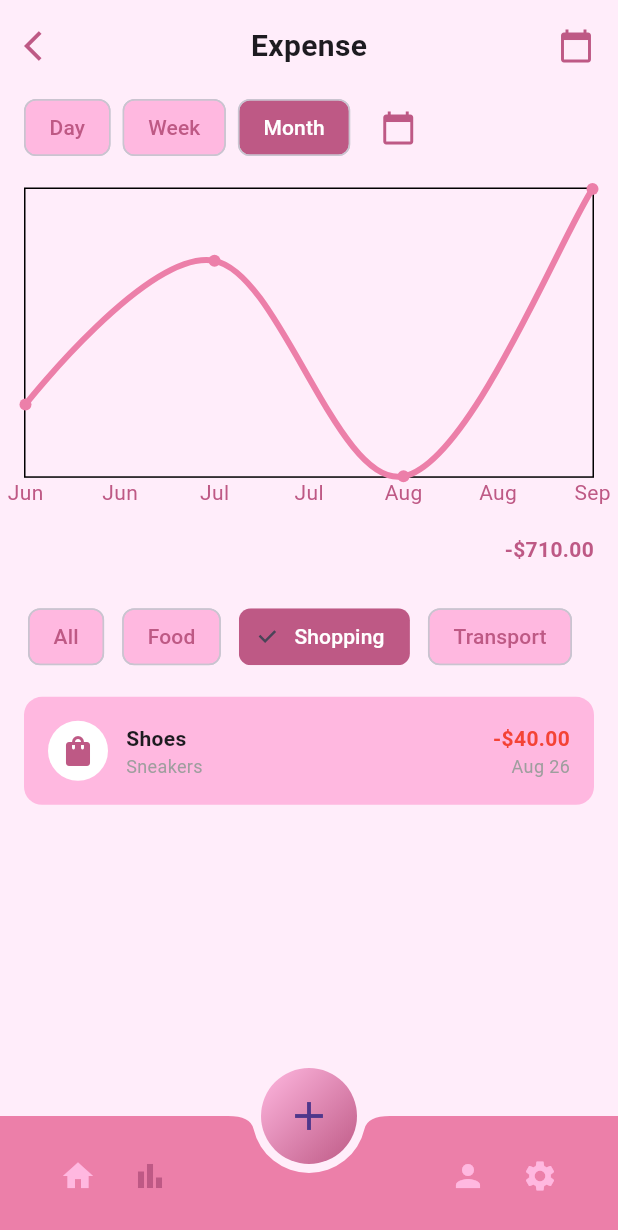
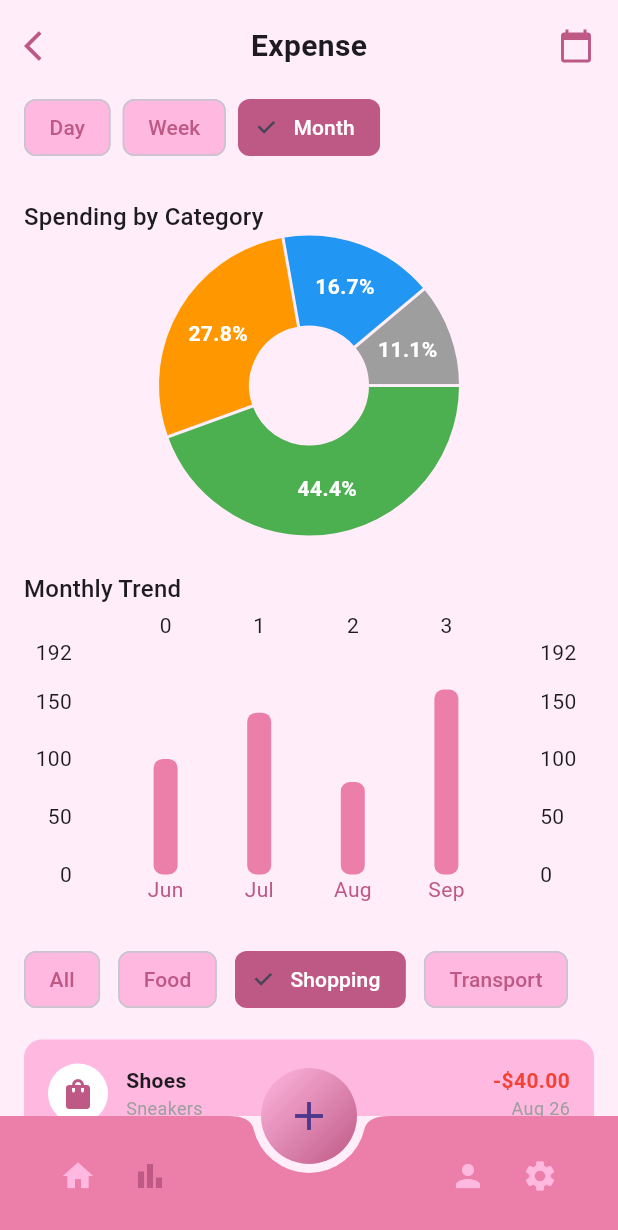
Before and after one commit to suvarnaks1/expancetracker, a Flutter app: the screen it shows once a user with an empty profile is signed in, item 2 of the bottom bar chosen, on a phone screen of 412 x 824 dp. Shown: the top 1230 px of the screen. Run offline on Flutter 3.47's test engine with Material 3 defaults, Android fonts, the phone set to English and light mode, and no system bars; drawn by our look-alikes of fl_chart; our stand-ins replace cloud_firestore, firebase_auth, firebase_core, firebase_storage, loader_overlay; accounts and stored records are empty.

Commit message:
8/07/2025

```diff
--- /dev/null
+++ b/lib/model/expance_model.dart
@@ -0,0 +1,36 @@
+import 'package:cloud_firestore/cloud_firestore.dart';
+
+class Expense {
+  final String id;
+  final double amount;
+  final String description;
+  final String category;
+  final DateTime date;
+
+  Expense({
+    required this.id,
+    required this.amount,
+    required this.description,
+    required this.category,
+    required this.date,
+  });
+
+  Map<String, dynamic> toMap() => {
+        'amount': amount,
+        'description': description,
+        'category': category,
+        'date': Timestamp.fromDate(date),
+        'createdAt': FieldValue.serverTimestamp(),
+      };
+
+  factory Expense.fromDoc(DocumentSnapshot doc) {
+    final d = doc.data() as Map<String, dynamic>;
+    return Expense(
+      id: doc.id,
+      amount: (d['amount'] as num).toDouble(),
+      description: d['description'] as String,
+      category: d['category'] as String,
+      date: (d['date'] as Timestamp).toDate(),
+    );
+  }
+}
--- a/lib/view/common/expance.dart
+++ b/lib/view/common/expance.dart
@@ -1,7 +1,6 @@
 import 'package:expance_tracker_app/resources/colors.dart';
 import 'package:flutter/material.dart';
 import 'package:fl_chart/fl_chart.dart';
-
 
 class ExpenseMonthView extends StatefulWidget {
   const ExpenseMonthView({super.key});
@@ -11,98 +10,80 @@ class ExpenseMonthView extends StatefulWidget {
 
 class _ExpenseMonthViewState extends State<ExpenseMonthView> {
   String activeTab = 'Shopping';
-  final List<String> tabs = ['All', 'Food', 'Shopping', 'Transport'];
+  final List<String> tabs = ['All', 'Food', 'Shopping', 'Transport',];
+
+  // Sample data (replace with your actual data)
+  final Map<String, double> categorySpending = {
+    'Food': 400,
+    'Shopping': 250,
+    'Transport': 150,
+    'Other': 100
+  };
+  final List<double> monthlyTotals = [100, 140, 80, 160];
+
+  int touchedPieIndex = -1;
+  int touchedBarIndex = -1;
 
   @override
   Widget build(BuildContext context) {
     return Scaffold(
       backgroundColor: AppColors.lightPink1,
-      body: SafeArea(
+      body: SingleChildScrollView(
+        child: SafeArea(
           child: Padding(
             padding: const EdgeInsets.all(16),
             child: Column(
+              crossAxisAlignment: CrossAxisAlignment.start,
               children: [
-              // Title row
+                // Header row
                 Row(
                   mainAxisAlignment: MainAxisAlignment.spaceBetween,
                   children: [
                     Icon(Icons.arrow_back_ios, color: AppColors.deepPink),
-                  const Text('Expense', style: TextStyle(fontSize: 20, fontWeight: FontWeight.bold)),
+                    const Text('Expense',
+                        style:
+                            TextStyle(fontSize: 20, fontWeight: FontWeight.bold)),
                     Icon(Icons.calendar_today, color: AppColors.deepPink),
                   ],
                 ),
                 const SizedBox(height: 16),
 
-              // Day/Week/Month chips + calendar icon properly added
+                // Time-range chips
                 Row(
-                children: [
-                  for (var label in ['Day', 'Week', 'Month'])
-                    Padding(
+                  children: ['Day', 'Week', 'Month']
+                      .map((label) => Padding(
                             padding: const EdgeInsets.only(right: 8),
-                      child: Chip(
-                        label: Text(
-                          label,
-                          style: TextStyle(color: label == 'Month' ? Colors.white : AppColors.deepPink),
+                            child: ChoiceChip(
+                              label: Text(label,
+                                  style: TextStyle(
+                                      color: label == 'Month'
+                                          ? Colors.white
+                                          : AppColors.deepPink)),
+                              selected: label == 'Month',
+                              selectedColor: AppColors.deepPink,
+                              backgroundColor: AppColors.lightPink2,
+                              onSelected: (_) {},
                             ),
-                        backgroundColor: label == 'Month' ? AppColors.deepPink : AppColors.lightPink2,
-                      ),
-                    ),
-                  // Properly add the calendar icon without wrong cast
-                  IconButton(
-                    icon: Icon(Icons.calendar_today, color: AppColors.deepPink),
-                    onPressed: () {},
-                  ),
-                ],
-              ),
-              const SizedBox(height: 16),
-
-              // Line chart
-              AspectRatio(
-                aspectRatio: 1.7,
-                child: LineChart(
-                  LineChartData(
-                    gridData: FlGridData(show: false),
-                    titlesData: FlTitlesData(
-                      bottomTitles: AxisTitles(
-                        sideTitles: SideTitles(
-                          showTitles: true,
-                          getTitlesWidget: (v, _) {
-                            const labels = ['Jun', 'Jul', 'Aug', 'Sep'];
-                            final idx = v.toInt().clamp(0, 3);
-                            return Text(labels[idx], style: TextStyle(color: AppColors.deepPink));
-                          },
-                          reservedSize: 30,
-                        ),
-                      ),
-                      leftTitles: AxisTitles(sideTitles: SideTitles(showTitles: false)),
-                      topTitles: AxisTitles(sideTitles: SideTitles(showTitles: false)),
-                      rightTitles: AxisTitles(sideTitles: SideTitles(showTitles: false)),
-                    ),
-                    lineBarsData: [
-                      LineChartBarData(
-                        spots: const [
-                          FlSpot(0, 100),
-                          FlSpot(1, 140),
-                          FlSpot(2, 80),
-                          FlSpot(3, 160),
-                        ],
-                        isCurved: true,
-                        color: AppColors.mediumPink,
-                        barWidth: 4,
-                        dotData: FlDotData(show: true),
-                      ),
-                    ],
-                  ),
-                ),
-              ),
-              const SizedBox(height: 8),
-              Align(
-                alignment: Alignment.centerRight,
-                child: Text('-\$710.00', style: TextStyle(color: AppColors.deepPink, fontWeight: FontWeight.bold)),
+                          ))
+                      .toList(),
                 ),
                 const SizedBox(height: 24),
 
-              // Category choice chips
+                // Pie chart
+                Text('Spending by Category',
+                    style: Theme.of(context).textTheme.titleMedium),
+          SizedBox(height: 200, child: buildPieChart()),
+
+                const SizedBox(height: 24),
+
+                // Bar chart
+                Text('Monthly Trend',
+                    style: Theme.of(context).textTheme.titleMedium),
+                SizedBox(height: 200, child: buildBarChart()),
+
+                const SizedBox(height: 24),
+
+                // Category chips
                 SingleChildScrollView(
                   scrollDirection: Axis.horizontal,
                   child: Row(
@@ -113,30 +94,128 @@ class _ExpenseMonthViewState extends State<ExpenseMonthView> {
                         child: ChoiceChip(
                           label: Text(tab),
                           selected: selected,
-                        onSelected: (_) => setState(() => activeTab = tab),
+                          onSelected: (_) =>
+                              setState(() => activeTab = tab),
                           selectedColor: AppColors.deepPink,
                           backgroundColor: AppColors.lightPink2,
-                        labelStyle: TextStyle(color: selected ? Colors.white : AppColors.deepPink),
+                          labelStyle: TextStyle(
+                              color:
+                                  selected ? Colors.white : AppColors.deepPink),
                         ),
                       );
                     }).toList(),
                   ),
                 ),
+
                 const SizedBox(height: 16),
 
-              // Single transaction card
+                // Example transaction card
                 _buildTransactionCard(
-                'Shoes', 'Sneakers', '-\$40.00', 'Aug 26',
-                AppColors.lightPink2, Icons.shopping_bag,
+                  'Shoes',
+                  'Sneakers',
+                  '-\$40.00',
+                  'Aug 26',
+                  AppColors.lightPink2,
+                  Icons.shopping_bag,
                 ),
               ],
+            ),
           ),
         ),
       ),
     );
   }
 
-  Widget _buildTransactionCard(String title, String subtitle, String amount, String date, Color bg, IconData icon) {
+  Widget buildPieChart() {
+    final total = categorySpending.values.fold<double>(0, (sum, e) => sum + e);
+    return PieChart(
+      PieChartData(
+        sectionsSpace: 2,
+        centerSpaceRadius: 40,
+        pieTouchData: PieTouchData(
+          touchCallback: (event, resp) {
+            setState(() {
+              touchedPieIndex = resp?.touchedSection?.touchedSectionIndex ?? -1;
+            });
+          },
+        ),
+        sections: List.generate(categorySpending.length, (i) {
+          final entry = categorySpending.entries.elementAt(i);
+          final isTouched = i == touchedPieIndex;
+          final value = entry.value;
+          final percent = (value / total * 100).toStringAsFixed(1);
+          return PieChartSectionData(
+            color: _getColorForCategory(entry.key),
+            value: value,
+            title: '$percent%',
+            radius: isTouched ? 70 : 60,
+            titleStyle: const TextStyle(
+                fontSize: 14, fontWeight: FontWeight.bold, color: Colors.white),
+          );
+        }),
+      ),
+    );
+  }
+
+  Widget buildBarChart() {
+    return BarChart(
+      BarChartData(
+        maxY: (monthlyTotals.reduce((a, b) => a > b ? a : b)) * 1.2,
+        barTouchData: BarTouchData(
+          touchCallback: (event, resp) {
+            setState(() {
+              touchedBarIndex = resp?.spot?.touchedBarGroupIndex ?? -1;
+            });
+          },
+        ),
+        titlesData: FlTitlesData(
+          bottomTitles: AxisTitles(
+            sideTitles: SideTitles(
+              showTitles: true,
+              getTitlesWidget: (value, _) {
+                const labels = ['Jun', 'Jul', 'Aug', 'Sep'];
+                final idx = value.toInt().clamp(0, labels.length - 1);
+                return Text(labels[idx],
+                    style: TextStyle(color: AppColors.deepPink));
+              },
+            ),
+          ),
+          leftTitles: AxisTitles(
+              sideTitles: SideTitles(showTitles: true, reservedSize: 40)),
+        ),
+        gridData: FlGridData(show: false),
+        borderData: FlBorderData(show: false),
+        barGroups: List.generate(monthlyTotals.length, (i) {
+          final y = monthlyTotals[i];
+          final isTouched = i == touchedBarIndex;
+          return BarChartGroupData(x: i, barRods: [
+            BarChartRodData(
+              toY: y,
+              color: AppColors.mediumPink,
+              width: isTouched ? 20 : 16,
+              borderRadius: BorderRadius.circular(6),
+            ),
+          ]);
+        }),
+      ),
+    );
+  }
+
+  Color _getColorForCategory(String cat) {
+    switch (cat) {
+      case 'Food':
+        return Colors.green;
+      case 'Shopping':
+        return Colors.orange;
+      case 'Transport':
+        return Colors.blue;
+      default:
+        return Colors.grey;
+    }
+  }
+
+  Widget _buildTransactionCard(
+      String title, String subtitle, String amount, String date, Color bg, IconData icon) {
     return Container(
       margin: const EdgeInsets.only(bottom: 12),
       padding: const EdgeInsets.all(16),
--- a/pubspec.yaml
+++ b/pubspec.yaml
@@ -40,6 +40,10 @@ dependencies:
   device_preview: ^1.3.1
   intl: ^0.20.2
   image_picker: ^1.1.2
+  firebase_database: ^11.3.9
+  firebase_storage: ^12.4.9
+  cloud_firestore: ^5.6.11
+  loader_overlay: ^5.0.0
 
 dev_dependencies:
   flutter_test:
```
Also changed, not shown: lib/providers/expense_provider.dart (added, +26 -0 lines), lib/services/firebase_service.dart (added, +7 -0 lines), lib/services/storage_service.dart (added, +14 -0 lines), lib/view/additems/add_items.dart (+73 -49 lines), lib/widgets/add_items.dart (added, +232 -0 lines). Lines whose indentation alone changed are shown as unchanged.
